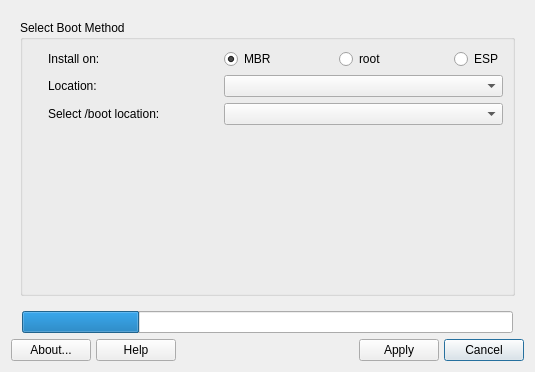
First picture: the form in mainwindow.ui, repository MX-Linux/mx-bootrepair, before the edit.
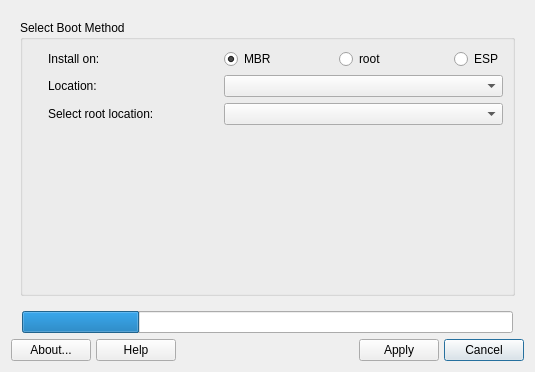
Second picture: the form after the edit. Icons and pictures are not drawn.

Commit message: pop-up prompt for /boot partition if not on root

Diff of the .ui file:
```diff
--- a/mainwindow.ui
+++ b/mainwindow.ui
@@ -274,7 +274,7 @@
              <string/>
             </property>
             <property name="text">
-             <string>Select /boot location:</string>
+             <string>Select root location:</string>
             </property>
             <property name="wordWrap">
              <bool>false</bool>
```
Left out of the diff: 6 changed lines with no effect on the pictures. The commit also changes 2 other files.
